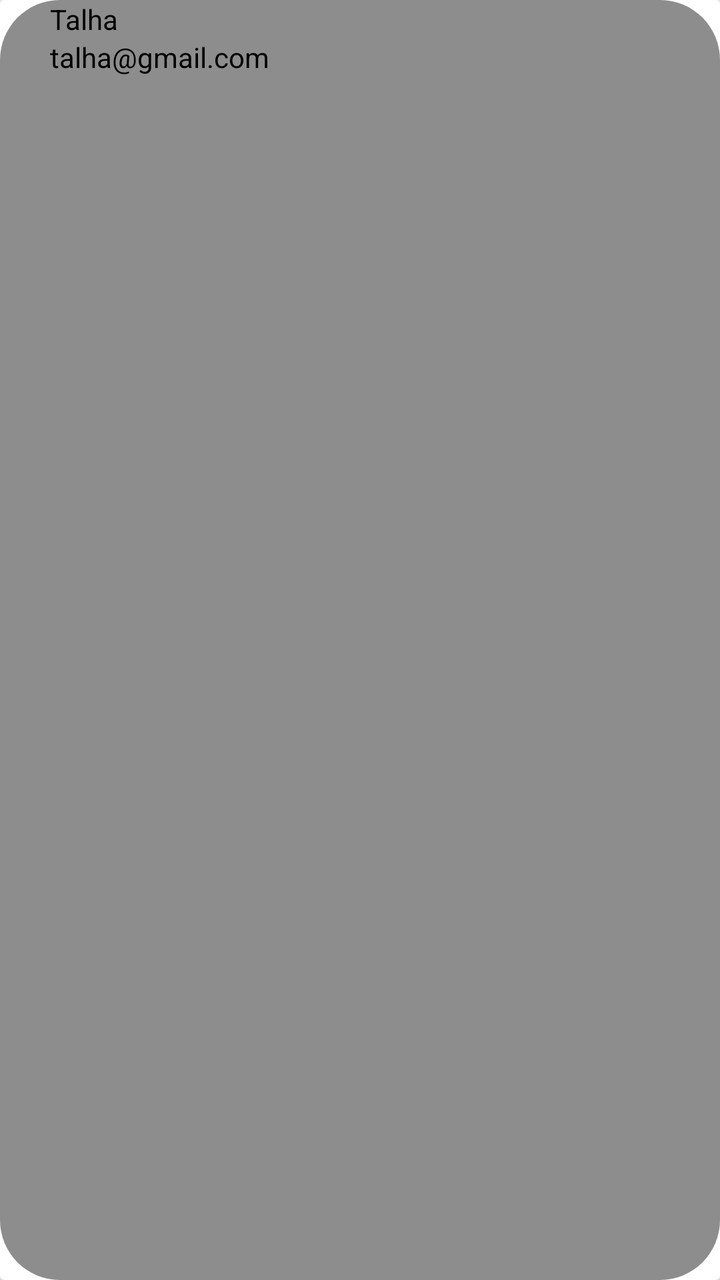
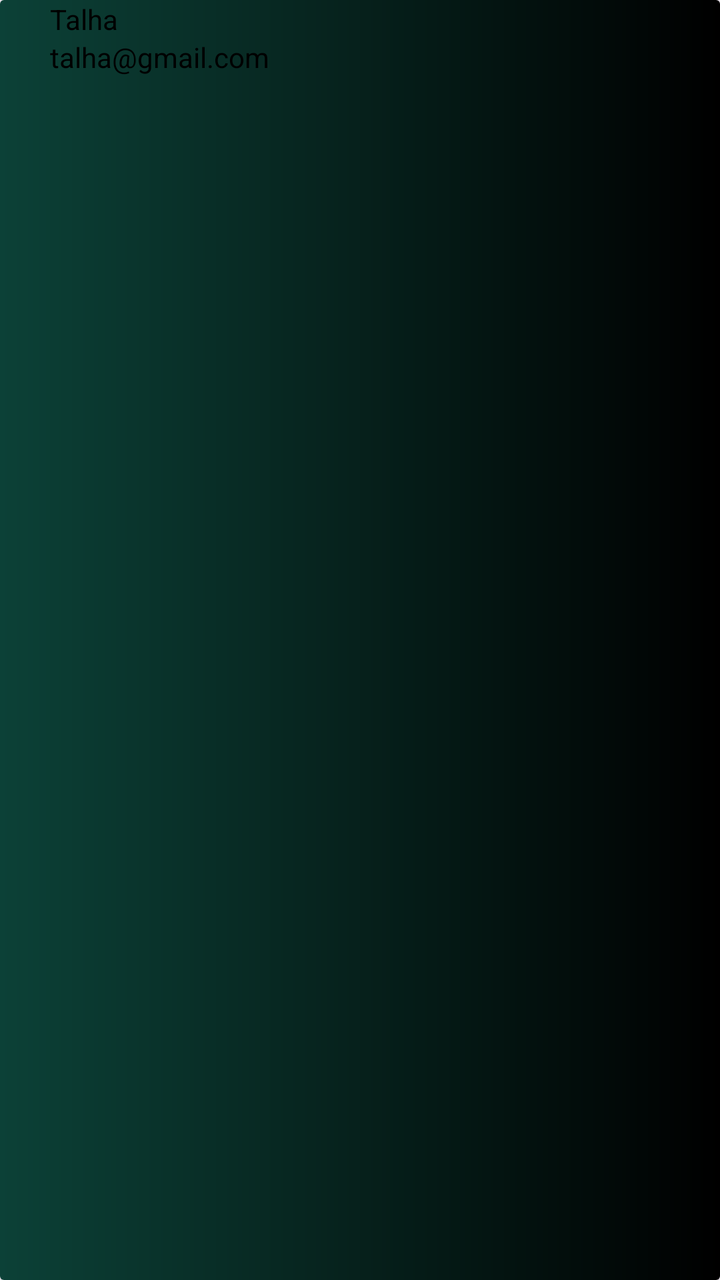

Before-and-after screenshots of an Android layout around one commit, followed by the original layout XML and the change that was made.
<!-- AndroidManifest.xml: application theme Theme.Clone_app -->
<!-- res/layout/card_look.xml -->
<?xml version="1.0" encoding="utf-8"?>
<androidx.cardview.widget.CardView xmlns:android="http://schemas.android.com/apk/res/android"
    android:layout_width="match_parent"
    android:layout_height="100dp"
    android:layout_gravity="center"
    android:background="@drawable/nav_hover"
    android:padding="20dp"
    android:layout_margin="10dp"


    >
    <RelativeLayout
        android:layout_width="match_parent"
        android:layout_height="match_parent"
        android:background="@drawable/nav_hover"
        android:paddingLeft="25dp"
        >
        <TextView
            android:id="@+id/name"
            android:layout_width="wrap_content"
            android:layout_height="wrap_content"
            android:layout_alignParentStart="true"
            android:text="Talha"

            android:textColor="@color/black"

            />
        <TextView
            android:layout_width="wrap_content"
            android:layout_height="wrap_content"
            android:layout_below="@+id/name"
            android:id="@+id/email"
            android:text="talha@gmail.com"
            android:textColor="@color/black"

            />

    </RelativeLayout>


</androidx.cardview.widget.CardView>
<!-- resources referenced by this layout -->
<resources>
  <color name="black">#FF000000</color>
  <!-- drawable nav_hover (drawable) -->
  <?xml version="1.0" encoding="utf-8"?>
  <shape xmlns:android="http://schemas.android.com/apk/res/android"
  
      android:shape="rectangle">
      <solid android:color="#72000000" />
      <corners android:radius="30dp"/>
  
  
  </shape>
  <style name="Theme.Clone_app" parent="Base.Theme.Clone_app" />
  <style name="Base.Theme.Clone_app" parent="Theme.Material3.DayNight.NoActionBar">
          
          
      </style>
</resources>

<!-- the commit's change to res/layout/card_look.xml (unified diff, before → after) -->
@@ -12,7 +12,7 @@
     <RelativeLayout
         android:layout_width="match_parent"
         android:layout_height="match_parent"
-        android:background="@drawable/nav_hover"
+        android:background="@drawable/top_nav"
         android:paddingLeft="25dp"
         >
         <TextView
<!-- resource entries referenced after the edit -->
@@ -11,7 +11,23 @@
   
   
   </shape>
+  <!-- drawable top_nav (drawable) -->
+  <?xml version="1.0" encoding="utf-8"?>
+  <shape xmlns:android="http://schemas.android.com/apk/res/android"
+      android:shape="rectangle">
+      <gradient
+          android:type="linear"
+          android:startColor="@color/brunswick_green"
+          android:endColor="@color/black"
+  
+  
+          />
+  
+  
+  
+  </shape>
   <style name="Theme.Clone_app" parent="Base.Theme.Clone_app" />
+  <color name="brunswick_green">#FF0C4137</color>
   <style name="Base.Theme.Clone_app" parent="Theme.Material3.DayNight.NoActionBar">
           
           
